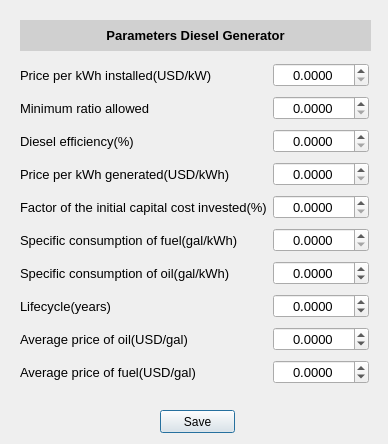
WRopero/osim_microrredes, file diesel.ui: the form before one commit.
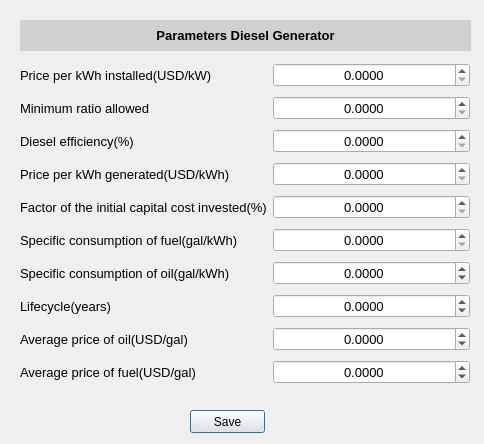
The form after the commit.

```diff
--- a/diesel.ui
+++ b/diesel.ui
@@ -6,7 +6,7 @@
    <rect>
     <x>0</x>
     <y>0</y>
-    <width>388</width>
+    <width>484</width>
     <height>444</height>
    </rect>
   </property>
@@ -18,8 +18,8 @@
     <rect>
      <x>20</x>
      <y>60</y>
-     <width>349</width>
-     <height>331</height>
+     <width>450</width>
+     <height>335</height>
     </rect>
    </property>
    <layout class="QGridLayout" name="gridLayout">
@@ -372,7 +372,7 @@
     <rect>
      <x>20</x>
      <y>20</y>
-     <width>351</width>
+     <width>451</width>
      <height>31</height>
     </rect>
    </property>
@@ -386,7 +386,7 @@
   <widget class="QPushButton" name="pushButton_2">
    <property name="geometry">
     <rect>
-     <x>160</x>
+     <x>190</x>
      <y>410</y>
      <width>75</width>
      <height>23</height>
```
